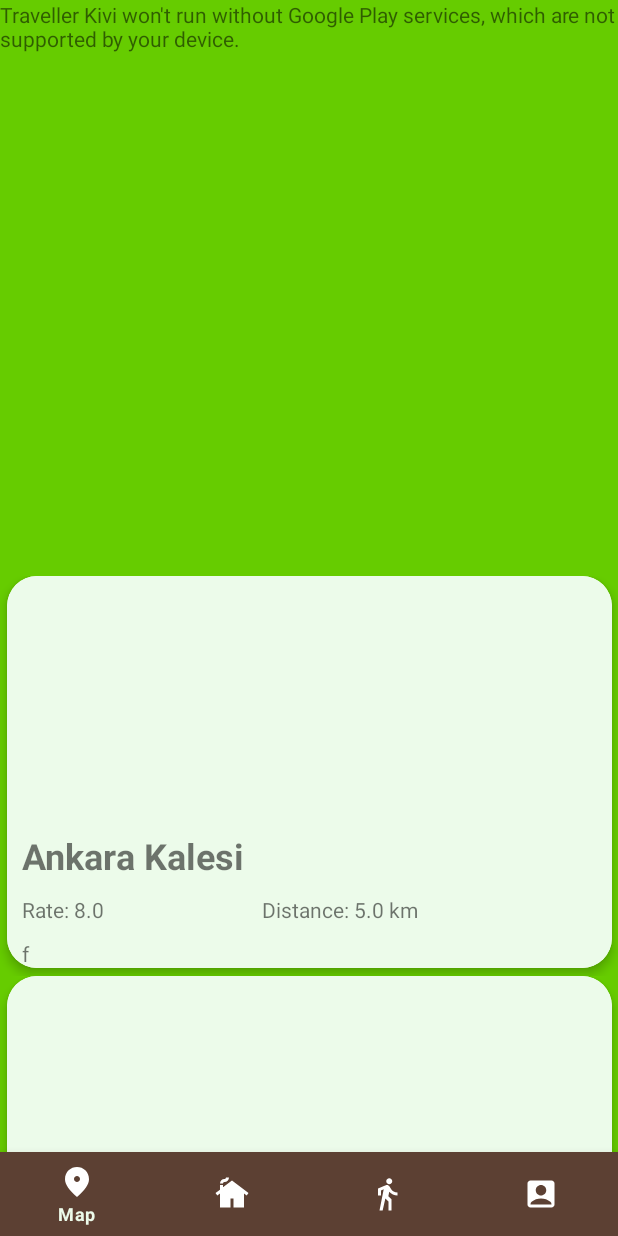
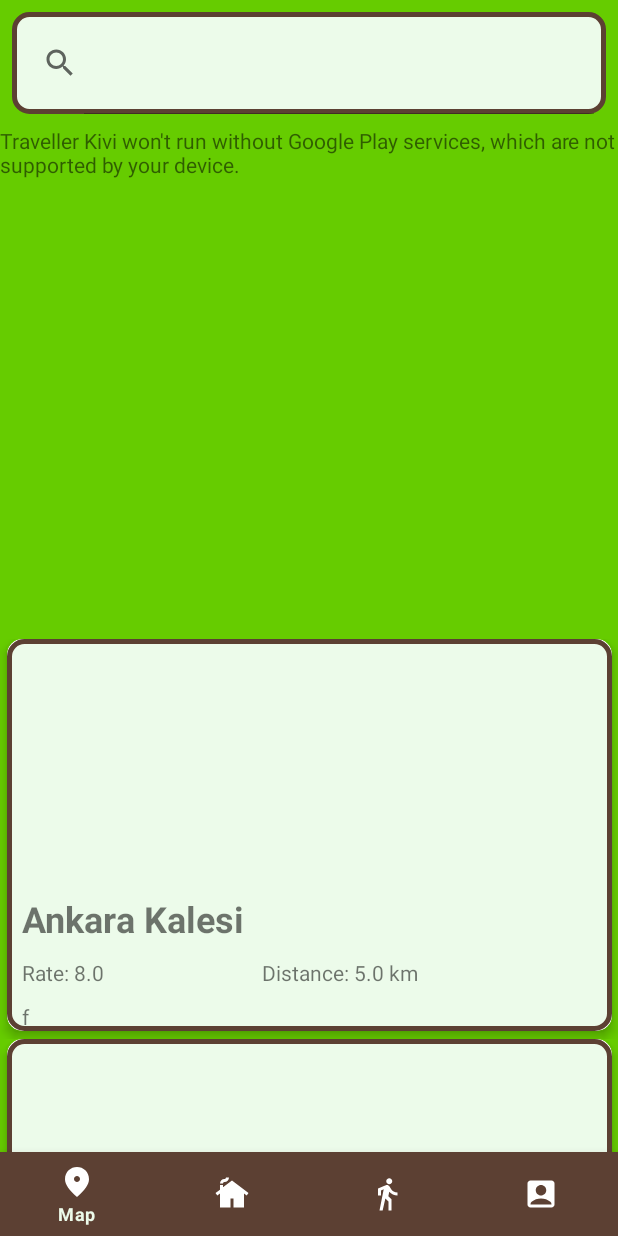
Before and after one commit to GunlukGuneslik/Final_Traveler_Kivi_UI, an Android app: the screen it shows after launch (ApplicationPagesActivity), after a tap on "Ankara Kalesi", on a phone screen of 412 x 824 dp. Run offline under Robolectric (Android 15) with nearby library versions, the phone set to English and light mode, and no system bars.

Commit message:
Added a search Bar to the map page

```diff
--- a/app/src/main/AndroidManifest.xml
+++ b/app/src/main/AndroidManifest.xml
@@ -1,6 +1,9 @@
 <?xml version="1.0" encoding="utf-8"?>
 <manifest xmlns:android="http://schemas.android.com/apk/res/android"
     xmlns:tools="http://schemas.android.com/tools">
+
+    <uses-permission android:name="android.permission.ACCESS_FINE_LOCATION" />
+    <uses-permission android:name="android.permission.ACCESS_COARSE_LOCATION" />
 
     <application
         android:allowBackup="true"
@@ -31,6 +34,7 @@
             </intent-filter>
         </activity>
 
+
         <meta-data
             android:name="com.google.android.geo.API_KEY"
             android:value="@string/google_maps_key" />
--- a/app/src/main/java/com/example/actualtravellerkiviprojectui/Place_RecyclerViewAdapter.java
+++ b/app/src/main/java/com/example/actualtravellerkiviprojectui/Place_RecyclerViewAdapter.java
@@ -19,10 +19,16 @@ public class Place_RecyclerViewAdapter extends RecyclerView.Adapter<Place_Recycl
     Context context;
     ArrayList<PlaceModel> placeModels;
     MapPageFragment mapPageFragment;
+
     public Place_RecyclerViewAdapter(Context context, ArrayList<PlaceModel> placeModels, MapPageFragment fragment) {
         this.context = context;
         this.placeModels = placeModels;
         mapPageFragment = fragment;
+    }
+
+    public void setFlitiredList(ArrayList<PlaceModel> flitiredList){
+        this.placeModels = flitiredList;
+        notifyDataSetChanged();
     }
 
     @NonNull
--- /dev/null
+++ b/app/src/main/res/drawable/search_view_map_page_bg.xml
@@ -0,0 +1,7 @@
+<?xml version="1.0" encoding="utf-8"?>
+<shape xmlns:android="http://schemas.android.com/apk/res/android">
+    <solid android:color="@color/light_green" />
+    <corners android:radius="10dp"/>
+    <stroke android:color="@color/brown"
+        android:width="3dp"/>
+</shape>
--- a/app/src/main/res/layout/fragment_map_page.xml
+++ b/app/src/main/res/layout/fragment_map_page.xml
@@ -1,9 +1,9 @@
 <?xml version="1.0" encoding="utf-8"?>
-<FrameLayout
-    xmlns:android="http://schemas.android.com/apk/res/android"
+<FrameLayout xmlns:android="http://schemas.android.com/apk/res/android"
     xmlns:tools="http://schemas.android.com/tools"
     android:layout_width="match_parent"
     android:layout_height="match_parent"
+    xmlns:app="http://schemas.android.com/apk/res-auto"
     tools:context=".MapPageFragment"
     android:background="@color/dark_green">
 
@@ -13,11 +13,22 @@
         android:layout_height="match_parent"
         android:orientation="vertical">
 
+        <SearchView
+            android:id="@+id/searchViewForMapPage"
+            android:layout_width="match_parent"
+            android:layout_margin="8dp"
+            android:layout_height="0dp"
+            android:layout_weight="1"
+            app:queryHint="Search for a place"
+            android:background="@drawable/search_view_map_page_bg"
+            android:iconifiedByDefault="false"
+            />
+
         <FrameLayout
             android:id="@+id/fragmentForMap"
             android:layout_width="match_parent"
             android:layout_height="0dp"
-            android:layout_weight="1" >
+            android:layout_weight="5" >
 
         </FrameLayout>
 
@@ -25,7 +36,9 @@
             android:id="@+id/mapPageRecyclerView"
             android:layout_width="match_parent"
             android:layout_height="0dp"
-            android:layout_weight="1"/>
+            android:layout_weight="5">
+
+        </androidx.recyclerview.widget.RecyclerView>
 
     </LinearLayout>
 </FrameLayout>
--- a/app/src/main/res/layout/map_page_recycler_view_row.xml
+++ b/app/src/main/res/layout/map_page_recycler_view_row.xml
@@ -16,14 +16,14 @@
         app:layout_constraintStart_toStartOf="parent"
         app:layout_constraintTop_toTopOf="parent"
         android:layout_marginBottom="5dp"
-        app:cardCornerRadius= "20dp"
+        app:cardCornerRadius= "10dp"
         app:cardElevation="4dp">
 
 
         <androidx.constraintlayout.widget.ConstraintLayout
             android:layout_width="match_parent"
             android:layout_height="match_parent"
-            android:background="@color/light_green"            >
+            android:background="@drawable/search_view_map_page_bg">
 
 
             <ImageView
```
Also changed, not shown: app/src/main/java/com/example/actualtravellerkiviprojectui/MapPageFragment.java (+36 -2 lines).
